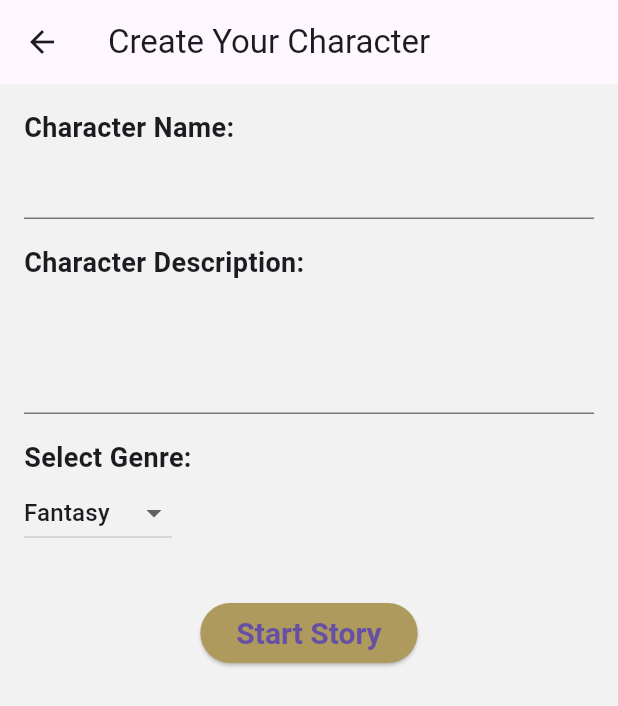
After one commit to Insaf-Finser/Questora---MINI-PROJECT, a Flutter app: the CharacterCreationPage screen opened directly, on a phone screen of 412 x 824 dp. The commit adds this screen. Shown: the top 706 px of the screen. Run offline on Flutter 3.47's test engine with Material 3 defaults, Android fonts, the phone set to English and light mode, and no system bars; our stand-ins replace firebase_auth, firebase_core, flutter_dotenv, flutter_svg, google_sign_in, shared_preferences; accounts and stored records are empty.

Commit message:
2nd commit

```diff
--- /dev/null
+++ b/lib/presentation/chardescpage/pages/chardescpage.dart
@@ -0,0 +1,80 @@
+import 'package:flutter/material.dart';
+import 'package:quest/presentation/game/pages/gamepage.dart';
+//import 'game_page.dart';
+
+class CharacterCreationPage extends StatefulWidget {
+  const CharacterCreationPage({super.key});
+
+  @override
+  CharacterCreationPageState createState() => CharacterCreationPageState();
+}
+
+class CharacterCreationPageState extends State<CharacterCreationPage> {
+  final TextEditingController _nameController = TextEditingController();
+  final TextEditingController _descriptionController = TextEditingController();
+  String _selectedGenre = "Fantasy";
+
+  final List<String> genres = ["Fantasy", "Sci-Fi", "Mystery", "Adventure", "Horror"];
+
+  void _startGame() {
+    if (_nameController.text.isNotEmpty && _descriptionController.text.isNotEmpty) {
+      Navigator.push(
+        context,
+        MaterialPageRoute(
+          builder: (context) => GamePage(
+            characterName: _nameController.text,
+            characterDescription: _descriptionController.text,
+            genre: _selectedGenre,
+            age: 20,
+          ),
+        ),
+      );
+    }
+  }
+
+  @override
+  Widget build(BuildContext context) {
+    return Scaffold(
+      appBar: AppBar(title: Text("Create Your Character")),
+      body: Padding(
+        padding: const EdgeInsets.all(16.0),
+        child: Column(
+          crossAxisAlignment: CrossAxisAlignment.start,
+          children: [
+            Text("Character Name:", style: TextStyle(fontSize: 18, fontWeight: FontWeight.bold)),
+            TextField(controller: _nameController),
+            SizedBox(height: 16),
+
+            Text("Character Description:", style: TextStyle(fontSize: 18, fontWeight: FontWeight.bold)),
+            TextField(controller: _descriptionController, maxLines: 3),
+            SizedBox(height: 16),
+
+            Text("Select Genre:", style: TextStyle(fontSize: 18, fontWeight: FontWeight.bold)),
+            DropdownButton<String>(
+              value: _selectedGenre,
+              onChanged: (String? newValue) {
+                setState(() {
+                  _selectedGenre = newValue!;
+                });
+              },
+              items: genres.map((genre) {
+                return DropdownMenuItem<String>(
+                  value: genre,
+                  child: Text(genre),
+                );
+              }).toList(),
+            ),
+            SizedBox(height: 32),
+
+            Center(
+              child: ElevatedButton(
+                onPressed: _startGame,
+                child: Text("Start Story"),
+              ),
+            ),
+          ],
+        ),
+      ),
+    );
+  }
+}
--- a/lib/presentation/login/pages/loginpage.dart
+++ b/lib/presentation/login/pages/loginpage.dart
@@ -5,6 +5,7 @@ import 'package:flutter_svg/flutter_svg.dart';
 import 'package:quest/core/config/assets/app_images.dart';
 import 'package:quest/core/config/assets/app_vectors.dart';
 import 'package:quest/presentation/info/pages/infopage.dart';
+import 'package:quest/services/auth/auth.dart';
 
 class LoginPage extends StatelessWidget {
   const LoginPage({super.key});
@@ -75,7 +76,6 @@ class LoginPage extends StatelessWidget {
                                 ),
                                 const SizedBox(height: 20),
 
-                                // Login Buttons
                                 _buildLoginButton(
                                   icon: AppVectors.man,
                                   text: "CONNECT AS GUEST",
@@ -87,7 +87,7 @@ class LoginPage extends StatelessWidget {
                                 _buildLoginButton(
                                   icon: AppVectors.google1,
                                   text: "CONNECT WITH GOOGLE",
-                                  onPressed: () {},
+                                  onPressed: () => AuthServices().signInWithGoogle(),
                                 ),
                                 _buildLoginButton(
                                   icon: AppVectors.x,
--- a/pubspec.yaml
+++ b/pubspec.yaml
@@ -38,6 +38,10 @@ dependencies:
   firebase_core: ^3.10.1
   firebase_auth: ^5.4.1
   cloud_firestore: ^5.6.2
+  http: ^1.3.0
+  shared_preferences: ^2.5.1
+  flutter_dotenv: ^5.1.0
+  google_sign_in: ^6.2.2
 
 dev_dependencies:
   flutter_test:
@@ -96,6 +100,7 @@ flutter:
     - assets/images/
     - assets/vectors/
     - assets/fonts/
+    - assets/StoryGenerator.env
 
   fonts:
     - family: Aladin-Regular
```
Also changed, not shown: lib/common/widgets/buttons/basic_app_button.dart (deleted, +0 -31 lines), lib/main.dart (+4 -3 lines), lib/presentation/game/pages/gamepage.dart (added, +186 -0 lines), lib/services/auth/auth.dart (added, +28 -0 lines), assets/StoryGenerator.env (added), pubspec.lock, 3 other files.
